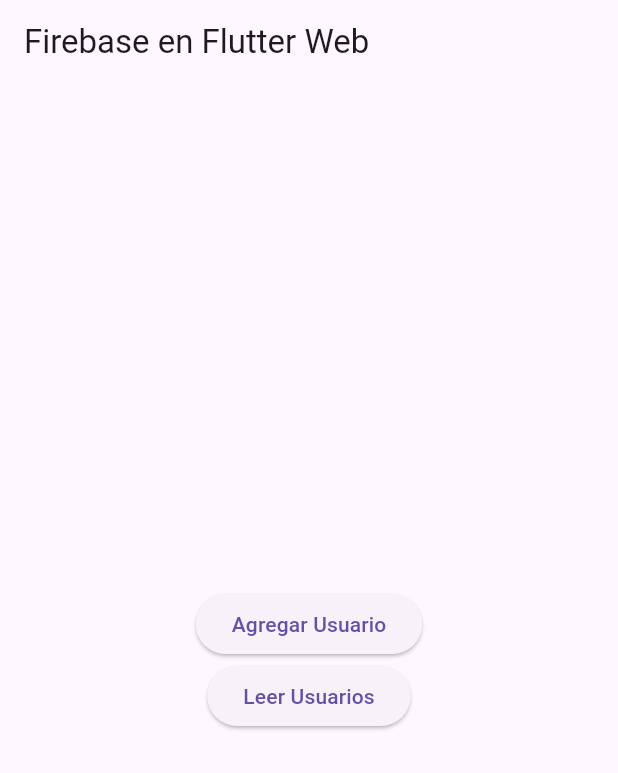
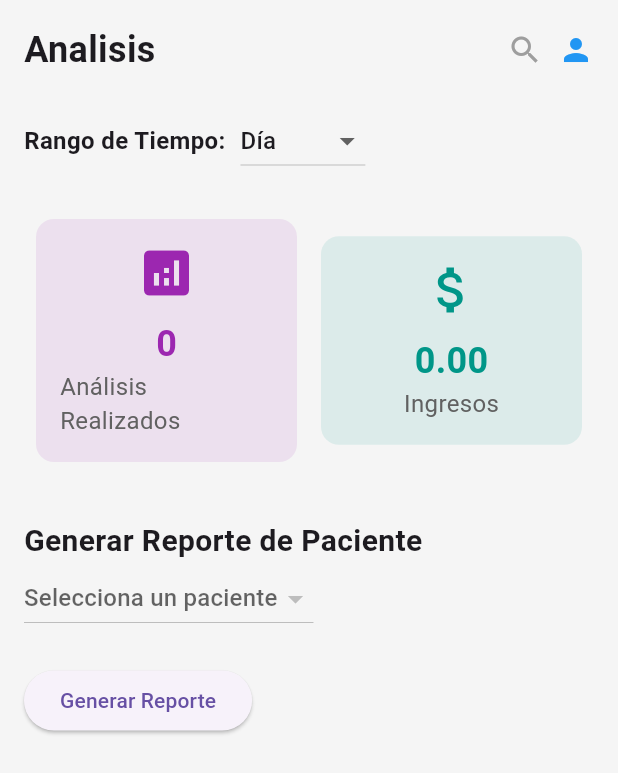
Before and after one commit to Laura-Nu/ProyectoLaboratorios, a Flutter app: the screen it shows after launch, on a phone screen of 412 x 824 dp. Shown: the top 773 px of the screen. Run offline on Flutter 3.47's test engine with Material 3 defaults, Android fonts, the light colour scheme and no system bars; our stand-ins replace cloud_firestore, firebase_core, pdf, printing; accounts and stored records are empty.

Commit message:
Analisis hecho, fallo en el reporte

```diff
--- a/lib/main.dart
+++ b/lib/main.dart
@@ -1,10 +1,9 @@
 import 'package:flutter/material.dart';
 import 'package:firebase_core/firebase_core.dart';
-import 'package:cloud_firestore/cloud_firestore.dart';
+import 'package:laboratorios/screens/reportes.dart';
 
 void main() async {
   WidgetsFlutterBinding.ensureInitialized();
-  // Inicializa Firebase
   await Firebase.initializeApp(
     options: FirebaseOptions(
       apiKey: "AIzaSyDv8ob1atV7_hYOBglo2zTT_2xNcXSOJNA",
@@ -13,7 +12,8 @@
       storageBucket: "bddlabo.appspot.com",
       messagingSenderId: "209852280768",
       appId: "1:209852280768:web:3ed4ff50de18c2abe52225",
-        measurementId: "G-RPLFXBQ278"),
+      measurementId: "G-RPLFXBQ278",
+    ),
   );
   runApp(MyApp());
 }
@@ -26,59 +26,7 @@
       theme: ThemeData(
         primarySwatch: Colors.blue,
       ),
-      home: MyHomePage(),
+      home: ReportPage(), // Cambia MyHomePage por PruebaInsert
     );
   }
 }
-
-class MyHomePage extends StatelessWidget {
-  final FirebaseFirestore firestore = FirebaseFirestore.instance;
-
-  Future<void> agregarUsuario() async {
-    try {
-      await firestore.collection('usuarios').add({
-        'nombre': 'Juan',
-        'rol': 'vendedor',
-        'fechaRegistro': Timestamp.now(), // Agrega la fecha de registro
-      });
-      print('Usuario agregado con éxito');
-    } catch (e) {
-      print('Error al agregar usuario: $e');
-    }
-  }
-
-  Future<void> leerUsuarios() async {
-    try {
-      QuerySnapshot snapshot = await firestore.collection('usuarios').get();
-      snapshot.docs.forEach((doc) {
-        print('Usuario: ${doc['nombre']} - Rol: ${doc['rol']}');
-      });
-    } catch (e) {
-      print('Error al leer usuarios: $e');
-    }
-  }
-
-  @override
-  Widget build(BuildContext context) {
-    return Scaffold(
-      appBar: AppBar(
-        title: Text('Firebase en Flutter Web'),
-      ),
-      body: Center(
-        child: Column(
-          mainAxisAlignment: MainAxisAlignment.center,
-          children: [
-            ElevatedButton(
-              onPressed: agregarUsuario,
-              child: Text('Agregar Usuario'),
-            ),
-            ElevatedButton(
-              onPressed: leerUsuarios,
-              child: Text('Leer Usuarios'),
-            ),
-          ],
-        ),
-      ),
-    );
-  }
-}
--- /dev/null
+++ b/lib/screens/reportes.dart
@@ -0,0 +1,321 @@
+import 'package:flutter/material.dart';
+import 'package:cloud_firestore/cloud_firestore.dart';
+import 'package:pdf/pdf.dart';
+import 'package:pdf/widgets.dart' as pw;
+import 'package:printing/printing.dart';
+
+class ReportPage extends StatefulWidget {
+  @override
+  _ReportPageState createState() => _ReportPageState();
+}
+
+class _ReportPageState extends State<ReportPage> {
+  String selectedRange = 'Día';
+  List<String> timeRanges = ['Día', 'Semana', 'Mes'];
+  double totalSales = 0.0;
+  int totalAnalysis = 0;
+
+  String selectedPatientId = '';
+  String selectedPatientName = '';
+  List<Map<String, String>> patients = [];
+
+  @override
+  void initState() {
+    super.initState();
+    loadData();
+    loadPatients();
+  }
+
+  // Cargar la lista de pacientes (nombre y apellido) desde Firebase
+  Future<void> loadPatients() async {
+    QuerySnapshot snapshot = await FirebaseFirestore.instance.collection('pacientes').get();
+    patients = snapshot.docs.map((doc) {
+      var data = doc.data() as Map<String, dynamic>;
+      return {
+        'id': doc.id,
+        'name': '${data['nombre']} ${data['apellido']}'
+      };
+    }).toList();
+    setState(() {});
+  }
+void loadData() async {
+  DateTime now = DateTime.now();
+  DateTime startDate = DateTime.now();
+
+// Determina el rango de fechas según el rango seleccionado
+if (selectedRange == 'Día') {
+  startDate = DateTime(now.year, now.month, now.day);
+} else if (selectedRange == 'Semana') {
+  startDate = DateTime(now.year, now.month, now.day).subtract(Duration(days: now.weekday - 1));
+} else if (selectedRange == 'Mes') {
+  startDate = DateTime(now.year, now.month, 1);
+}
+
+Timestamp firebaseStartDate = Timestamp.fromDate(startDate);
+
+  try {
+    // Consulta la colección de ventas en función del rango de fechas
+    QuerySnapshot ventasSnapshot = await FirebaseFirestore.instance
+        .collection('ventas')
+        .where('fechaVenta', isGreaterThanOrEqualTo: firebaseStartDate)
+        .get();
+
+    double totalIngresos = 0.0;
+    int totalAnalisis = 0;
+
+    for (var ventaDoc in ventasSnapshot.docs) {
+      var ventaData = ventaDoc.data() as Map<String, dynamic>;
+      String idVenta = ventaDoc.id;
+      totalIngresos += ventaData['total'];
+
+      // Consulta en detalleventa usando el idVenta
+      QuerySnapshot detalleVentaSnapshot = await FirebaseFirestore.instance
+          .collection('detalleventa')
+          .where('idVenta', isEqualTo: idVenta)
+          .get();
+
+      for (var detalleDoc in detalleVentaSnapshot.docs) {
+        var detalleData = detalleDoc.data() as Map<String, dynamic>;
+        totalAnalisis += (detalleData['idAnalisis'] as List).length;
+      }
+    }
+
+    setState(() {
+      this.totalAnalysis = totalAnalisis;
+      this.totalSales = totalIngresos;
+    });
+  } catch (e) {
+    print('Error al cargar datos: $e');
+  }
+}
+
+
+Future<void> generatePatientReport(String patientId, String patientName) async {
+  if (patientId.isEmpty) {
+    print('Por favor selecciona un paciente');
+    return;
+  }
+
+  final pdf = pw.Document();
+
+  try {
+    // Consultar las ventas del paciente seleccionado
+    QuerySnapshot ventasSnapshot = await FirebaseFirestore.instance
+        .collection('ventas')
+        .where('idPaciente', isEqualTo: patientId)
+        .get();
+
+    if (ventasSnapshot.docs.isEmpty) {
+      print('No se encontraron ventas para este paciente.');
+      return;
+    }
+
+    List<Map<String, dynamic>> reportData = [];
+
+    // Recorrer cada venta del paciente
+    for (var ventaDoc in ventasSnapshot.docs) {
+      var ventaData = ventaDoc.data() as Map<String, dynamic>? ?? {};
+      String ventaId = ventaDoc.id;
+      DateTime? fechaVenta = (ventaData['fechaVenta'] as Timestamp?)?.toDate();
+      double total = ventaData['total']?.toDouble() ?? 0.0;
+
+      if (fechaVenta == null) {
+        print('Datos faltantes en la fecha de la venta.');
+        continue; // Omitir esta venta si faltan datos de fecha
+      }
+
+      // Consultar el detalle de la venta en `detalleventa`
+      QuerySnapshot detalleSnapshot = await FirebaseFirestore.instance
+          .collection('detalleventa')
+          .where('idVenta', isEqualTo: ventaId)
+          .get();
+
+      List<String> nombresAnalisis = [];
+      double subtotal = 0;
+
+      for (var detalleDoc in detalleSnapshot.docs) {
+        var detalleData = detalleDoc.data() as Map<String, dynamic>? ?? {};
+        List<dynamic>? idAnalisisList = detalleData['idAnalisis'] as List<dynamic>?;
+
+        if (idAnalisisList == null) {
+          print('Datos faltantes en el idAnalisis de detalle de venta.');
+          continue;
+        }
+
+        subtotal += detalleData['subtotal'] != null ? detalleData['subtotal'] as double : 0.0;
+
+        for (var idAnalisis in idAnalisisList) {
+
+          QuerySnapshot analisisSnapshot = await FirebaseFirestore.instance
+              .collection('analisis')
+              .where('codigo', isEqualTo: idAnalisis)
+              .get();
+
+          if (analisisSnapshot.docs.isNotEmpty) {
+            var analisisData = analisisSnapshot.docs.first.data() as Map<String, dynamic>? ?? {};
+            String nombreAnalisis = analisisData['nombre'] ?? 'Desconocido';
+            nombresAnalisis.add(nombreAnalisis);
+          }
+        }
+      }
+
+      reportData.add({
+        'fechaVenta': fechaVenta.toString(),
+        'total': total,
+        'subtotal': subtotal,
+        'analisis': nombresAnalisis
+      });
+    }
+
+    // Crear el contenido del PDF
+    pdf.addPage(
+      pw.Page(
+        build: (pw.Context context) => pw.Column(
+          crossAxisAlignment: pw.CrossAxisAlignment.start,
+          children: [
+            pw.Text('Reporte de Ventas - $patientName', style: pw.TextStyle(fontSize: 24)),
+            pw.SizedBox(height: 20),
+            ...reportData.map((venta) {
+              return pw.Column(
+                crossAxisAlignment: pw.CrossAxisAlignment.start,
+                children: [
+                  pw.Text('Fecha: ${venta['fechaVenta']}'),
+                  pw.Text('Total: ${venta['total']} Bs.'),
+                  pw.Text('Subtotal: ${venta['subtotal']} Bs.'),
+                  pw.Text('Análisis Realizados:'),
+                  ...((venta['analisis'] as List).map((analisis) => pw.Bullet(text: analisis)).toList()),
+                  pw.Divider(),
+                ],
+              );
+            }).toList(),
+          ],
+        ),
+      ),
+    );
+
+    await Printing.layoutPdf(onLayout: (PdfPageFormat format) async => pdf.save());
+  } catch (e) {
+    print('Error al generar el reporte en PDF: $e');
+  }
+}
+
+  @override
+  Widget build(BuildContext context) {
+    return Scaffold(
+      backgroundColor: Colors.grey[100],
+      body: Padding(
+        padding: const EdgeInsets.all(16.0),
+        child: Column(
+          crossAxisAlignment: CrossAxisAlignment.start,
+          children: [
+            Row(
+              mainAxisAlignment: MainAxisAlignment.spaceBetween,
+              children: [
+                Text(
+                  'Analisis',
+                  style: TextStyle(fontSize: 24, fontWeight: FontWeight.bold),
+                ),
+                Row(
+                  children: [
+                    Icon(Icons.search, color: Colors.grey),
+                    SizedBox(width: 10),
+                    Icon(Icons.person, color: Colors.blue),
+                  ],
+                ),
+              ],
+            ),
+            SizedBox(height: 20),
+
+            Row(
+              children: [
+                Text(
+                  'Rango de Tiempo:',
+                  style: TextStyle(fontSize: 16, fontWeight: FontWeight.bold),
+                ),
+                SizedBox(width: 10),
+                DropdownButton<String>(
+                  value: selectedRange,
+                  onChanged: (String? newValue) {
+                    setState(() {
+                      selectedRange = newValue!;
+                      loadData();
+                    });
+                  },
+                  items: timeRanges.map((String range) {
+                    return DropdownMenuItem<String>(
+                      value: range,
+                      child: Text(range),
+                    );
+                  }).toList(),
+                ),
+              ],
+            ),
+            SizedBox(height: 20),
+
+            Row(
+              mainAxisAlignment: MainAxisAlignment.spaceBetween,
+              children: [
+                _buildStatisticCard(totalAnalysis.toString(), 'Análisis Realizados', Icons.analytics, Colors.purple),
+                _buildStatisticCard(totalSales.toStringAsFixed(2), 'Ingresos', Icons.attach_money, Colors.teal),
+              ],
+            ),
+            SizedBox(height: 30),
+
+            Text(
+              'Generar Reporte de Paciente',
+              style: TextStyle(fontSize: 20, fontWeight: FontWeight.bold),
+            ),
+            DropdownButton<String>(
+              value: selectedPatientId.isEmpty ? null : selectedPatientId,
+              hint: Text("Selecciona un paciente"),
+              onChanged: (String? newValue) {
+                setState(() {
+                  selectedPatientId = newValue!;
+                  selectedPatientName = patients.firstWhere((p) => p['id'] == selectedPatientId)['name']!;
+                });
+              },
+              items: patients.map((patient) {
+                return DropdownMenuItem<String>(
+                  value: patient['id'],
+                  child: Text(patient['name']!),
+                );
+              }).toList(),
+            ),
+            SizedBox(height: 20),
+            ElevatedButton(
+              onPressed: () => generatePatientReport(selectedPatientId, selectedPatientName),
+              child: Text('Generar Reporte'),
+            ),
+          ],
+        ),
+      ),
+    );
+  }
+
+  Widget _buildStatisticCard(String value, String title, IconData icon, Color color) {
+    return Expanded(
+      child: Container(
+        margin: EdgeInsets.all(8),
+        padding: EdgeInsets.all(16),
+        decoration: BoxDecoration(
+          color: color.withOpacity(0.1),
+          borderRadius: BorderRadius.circular(12),
+        ),
+        child: Column(
+          children: [
+            Icon(icon, color: color, size: 40),
+            SizedBox(height: 10),
+            Text(
+              value,
+              style: TextStyle(fontSize: 24, fontWeight: FontWeight.bold, color: color),
+            ),
+            Text(
+              title,
+              style: TextStyle(fontSize: 16, color: Colors.grey[700]),
+            ),
+          ],
+        ),
+      ),
+    );
+  }
+}
--- a/pubspec.yaml
+++ b/pubspec.yaml
@@ -13,7 +13,8 @@
   firebase_core: 3.6.0
   cloud_firestore: 5.4.4
   firebase_auth: 5.3.1
-
+  pdf: ^3.10.3
+  printing: ^5.9.0
   cupertino_icons: ^1.0.8
 
 dev_dependencies:
```
Also changed, not shown: lib/services/firebase_service.dart (added, +37 -0 lines), pubspec.lock, 5 other files. Lines whose indentation alone changed are shown as unchanged.
